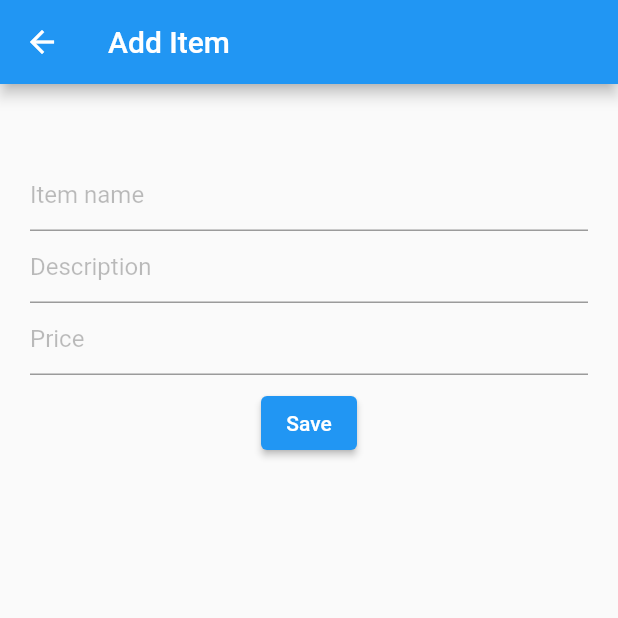
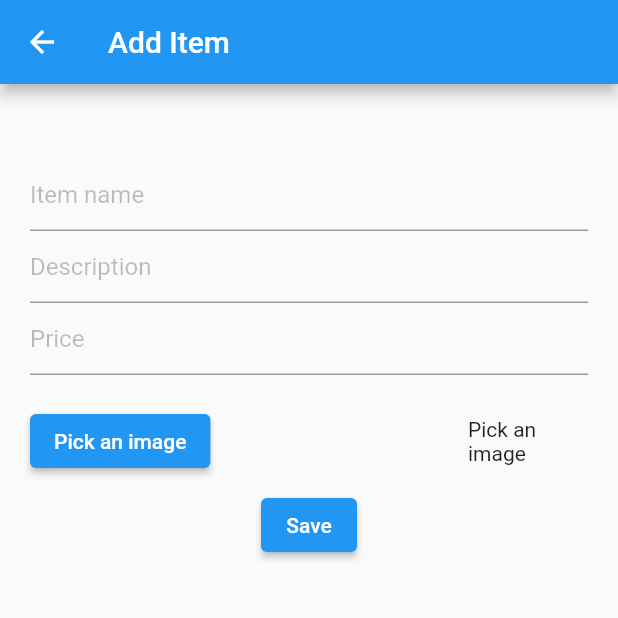
Before and after one commit to jeffepok/jey-inventory-frontend, a Flutter app: the ItemListing screen opened directly, after a tap on "Add Item", on a phone screen of 412 x 824 dp, the top half of it. Run offline on Flutter 3.47's test engine with Material 2 defaults, Android fonts, the phone set to English and light mode, and no system bars; our stand-ins replace get, image_picker, shared_preferences; missing offline and left inert: http_interceptor; accounts and stored records are empty; statements that could not run were skipped.

Commit message:
Added upload image

```diff
--- a/lib/src/controllers/add_item_controller.dart
+++ b/lib/src/controllers/add_item_controller.dart
@@ -1,24 +1,33 @@
 
 import 'package:flutter/material.dart';
 import 'package:get/get.dart';
+import 'package:image_picker/image_picker.dart';
 
 class AddItemController extends GetxController{
   GlobalKey<FormState> formKey = GlobalKey<FormState>();
   final itemName = TextEditingController();
   final price = TextEditingController();
   final description = TextEditingController();
-  // final image = TextEditingController();
   final category = TextEditingController();
   final _loading = false.obs;
   get loading => _loading.value;
   set loading(value) => _loading.value = value;
+
+  final Rx<List<int>> _image = Rx([0]); //Store image bytes
+
+  get image {
+    if(this.hasImage()){
+      return _image.value;
+    }
+    return null;
+  }
+  set image(value) => _image.value = value;
 
   @override
   void onClose() {
     itemName.dispose();
     price.dispose();
     description.dispose();
-    // image.dispose();
     category.dispose();
     super.onClose();
   }
@@ -28,4 +37,14 @@ class AddItemController extends GetxController{
     }
     return null;
   }
+  void pickImage() async{
+    final ImagePicker _picker = ImagePicker();
+    final XFile? image = await _picker.pickImage(
+        source: ImageSource.gallery);
+    this.image = await image!.readAsBytes();
+  }
+  bool hasImage(){
+    return !_image.value.every((element) => element == 0);
+  }
+
 }
--- a/lib/src/controllers/user_controller.dart
+++ b/lib/src/controllers/user_controller.dart
@@ -1,4 +1,5 @@
 import 'dart:async';
+import 'dart:io';
 
 import 'package:get/get.dart';
 import 'package:jey_inventory_mobile/src/controllers/add_item_controller.dart';
@@ -71,22 +72,23 @@ class UserController extends GetxController {
             price: double.parse(item['price']),
             description: item['description'],
             category: item['category'],
-            imageLink: item['image']));
+            image: item['image']
+        ));
       });
-
       return items;
     } catch (e) {
-      print(e);
-      return [];
+        print(e);
+        return [];
     }
   }
 
   Future<bool> addItem() async {
     var addItemController = Get.find<AddItemController>();
     var item = new Item(
-      name:addItemController.itemName.text,
+      name: addItemController.itemName.text,
       price: double.parse(addItemController.price.text),
-      description: addItemController.description.text
+      description: addItemController.description.text,
+      image: convert.base64Encode(addItemController.image)
     );
     return await UserService.addItem(item);
   }
--- a/lib/src/models/item.dart
+++ b/lib/src/models/item.dart
@@ -1,16 +1,20 @@
+
+import 'dart:io';
+
+import 'dart:typed_data';
 
 class Item {
   String name;
   double price;
   String? description;
-  String? imageLink;
+  dynamic image;
   int? category;
 
   Item({
     required this.name,
     required this.price,
     this.description,
-    this.imageLink,
+    this.image,
     this.category
   });
 
@@ -23,7 +27,8 @@ class Item {
     return {
       'name': name,
       'price': "$price",
-      'description': description
+      'description': description,
+      'image': image
     };
   }
 }
--- a/lib/src/screens/add_item.dart
+++ b/lib/src/screens/add_item.dart
@@ -1,9 +1,10 @@
+import 'dart:io';
 
 import 'package:flutter/material.dart';
 import 'package:get/get.dart';
 import 'package:jey_inventory_mobile/src/controllers/add_item_controller.dart';
 import 'package:jey_inventory_mobile/src/controllers/user_controller.dart';
-
+import 'package:image_picker/image_picker.dart';
 import 'home_screen.dart';
 
 class AddItem extends StatelessWidget {
@@ -32,53 +33,71 @@ class AddItem extends StatelessWidget {
                       validator: addItemController.validator,
                       decoration: InputDecoration(
                           hintText: 'Item name',
-                      hintStyle: TextStyle(color: Colors.black26)
-                    )
-                  ),
+                          hintStyle: TextStyle(color: Colors.black26))),
                   TextFormField(
                       // The validator receives the text that the user has entered.
                       controller: addItemController.description,
                       decoration: InputDecoration(
                           hintText: 'Description',
-                        hintStyle: TextStyle(color: Colors.black26)
-                    )
-                  ),
+                          hintStyle: TextStyle(color: Colors.black26))),
                   TextFormField(
                     // The validator receives the text that the user has entered.
                     controller: addItemController.price,
                     validator: addItemController.validator,
                     decoration: InputDecoration(
                         hintText: 'Price',
-                        hintStyle: TextStyle(color: Colors.black26)
+                        hintStyle: TextStyle(color: Colors.black26)),
+                    keyboardType: TextInputType.number,
                   ),
-                    keyboardType: TextInputType.number,
+                  SizedBox(
+                    height: 20,
+                  ),
+                  Row(
+                    mainAxisAlignment: MainAxisAlignment.spaceBetween,
+                    children: [
+                      ElevatedButton(
+                          onPressed: () {
+                            addItemController.pickImage();
+                          },
+                          child: Text('Pick an image')),
+                      ConstrainedBox(
+                          constraints: BoxConstraints(maxWidth: 80),
+                          child: Obx((){
+                            if(addItemController.hasImage()){
+                              return Image.memory(addItemController.image);
+                            }
+                            return Text('Pick an image');
+                          }),
+                      )
+                    ],
                   ),
                   Padding(
                       padding: const EdgeInsets.all(8.0),
-                    child: Obx((){
-                      if(addItemController.loading){
+                      child: Obx(() {
+                        if (addItemController.loading) {
                           return CircularProgressIndicator();
                         }
                         return ElevatedButton(
                             onPressed: () async {
-                            if(addItemController.formKey.currentState!.validate()){
+                              if (addItemController.formKey.currentState!
+                                  .validate()) {
                                 addItemController.loading = true;
                                 var added = await userController.addItem();
                                 addItemController.loading = false;
-                              if(added) {
-                                addItemController.formKey.currentState!.reset();
+                                if (added) {
+                                  addItemController.formKey.currentState!
+                                      .reset();
+                                  addItemController.image = Rx([0]);
                                   Get.off(() => Home());
-                              }
-                              else print('An error occurred');
+                                } else
+                                  print('An error occurred');
                               }
                             },
-                          child: Text('Save')
-                      );
-                    })
-                  )
+                            child: Text('Save'));
+                      }))
                 ],
               ),
-            ) ,
+            ),
           ),
         ),
       ),
--- a/lib/src/screens/itemListing.dart
+++ b/lib/src/screens/itemListing.dart
@@ -18,7 +18,6 @@ class ItemListing extends StatelessWidget {
             future: userController.getItems(),
             builder: (BuildContext context, AsyncSnapshot<List<Item>> snapshot) {
               if (snapshot.hasData) {
-
                 return ListView(
                     children: snapshot.data!.map((item) {
                   return Card(
@@ -26,8 +25,8 @@ class ItemListing extends StatelessWidget {
                       crossAxisAlignment: CrossAxisAlignment.center,
                       children: <Widget>[
                         ListTile(
-                          leading: item.imageLink != null
-                              ? Image.network(item.imageLink!,
+                          leading: item.image != null
+                              ? Image.network(item.image,
                               loadingBuilder: (
                                   BuildContext context,
                                   Widget child,
--- a/lib/src/services/user_service.dart
+++ b/lib/src/services/user_service.dart
@@ -1,39 +1,44 @@
+import 'dart:convert';
+
 import 'package:get/get_connect/http/src/status/http_status.dart';
 import 'package:http/http.dart' as http;
 import 'package:http_interceptor/http/http.dart';
+import 'package:http_parser/http_parser.dart';
 import 'package:jey_inventory_mobile/src/interceptors/interceptors.dart';
 import 'package:jey_inventory_mobile/src/config.dart';
 import 'package:jey_inventory_mobile/src/models/item.dart';
+import 'package:jey_inventory_mobile/src/services/auth_service.dart';
+
 
 class UserService{
-  static final baseUrl = "jey-inventory.herokuapp.com";
   static http.Client client = InterceptedClient.build(interceptors: [
     TokenRequiredEndPointInterceptor()
   ]);
 
   static Future<http.Response> getUserData() async {
-    var url = Config.production
-        ? Uri.https(Config.backendBaseUrl, 'api/auth/users/me')
-        : Uri.http(Config.backendBaseUrl, 'api/auth/users/me');
+    var url = "$backendBaseUrl/api/auth/users/me";
 
-    var response = await client.get(url);
+    var response = await client.get(Uri.parse(url));
     return response;
   }
 
   static Future<http.Response> getItems() async {
-    var url = Config.production
-        ? Uri.https(Config.backendBaseUrl, 'api/inventory/items')
-        : Uri.http(Config.backendBaseUrl, 'api/inventory/items');
-    var response = await client.get(url);
+    var url = "$backendBaseUrl/api/inventory/items";
+
+    var response = await client.get(Uri.parse(url));
     return response;
   }
 
   static Future<bool> addItem(Item item) async {
-    var url = Config.production
-        ? Uri.https(Config.backendBaseUrl, 'api/inventory/items/')
-        : Uri.http(Config.backendBaseUrl, 'api/inventory/items/');
+    var url = "$backendBaseUrl/api/inventory/items/";
 
-    var response = await client.post(url, body: item.toMap());
-    return response.statusCode == HttpStatus.created;
+    try{
+      var response = await client.post(Uri.parse(url), body: item.toMap());
+      return response.statusCode == HttpStatus.created;
+    }catch(e){
+      print(e);
+      return false;
+    }
+
   }
 }
--- a/pubspec.yaml
+++ b/pubspec.yaml
@@ -31,6 +31,8 @@ dependencies:
   cupertino_icons: ^1.0.2
   http_interceptor: ^1.0.1
   flutter_spinkit: ^5.1.0
+  image_picker:
+  http_parser:
 
 dev_dependencies:
   flutter_test:
```
Also changed, not shown: lib/src/config.dart (+4 -5 lines), lib/src/services/auth_service.dart (+3 -4 lines), pubspec.lock. Lines whose indentation alone changed are shown as unchanged.
